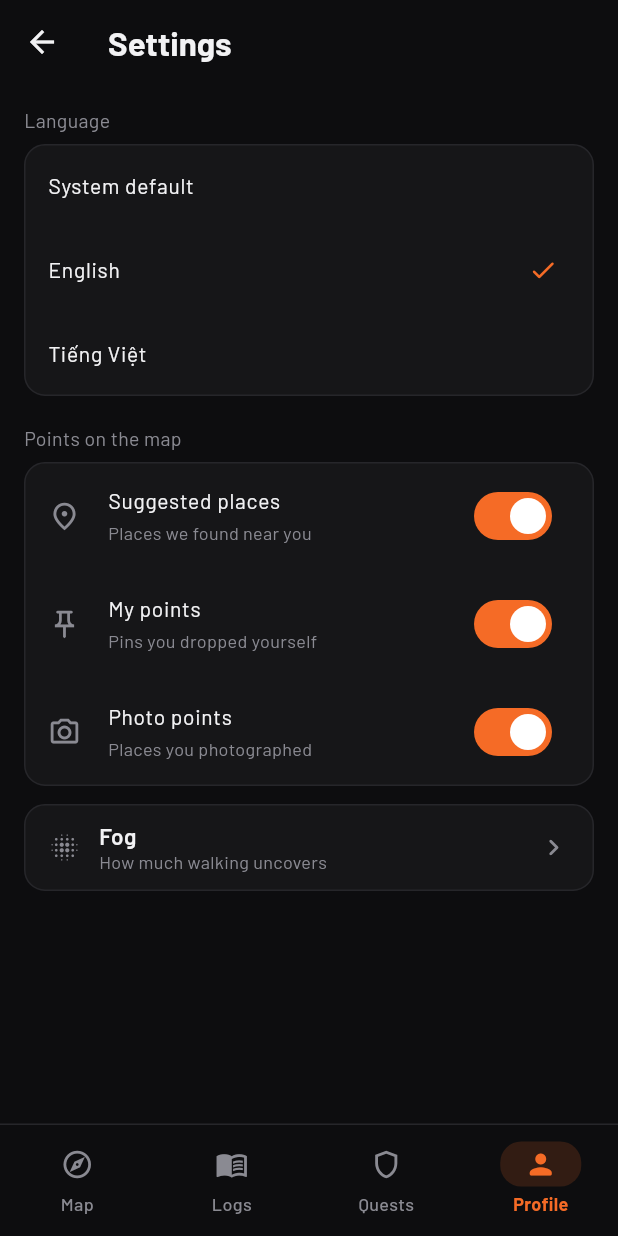
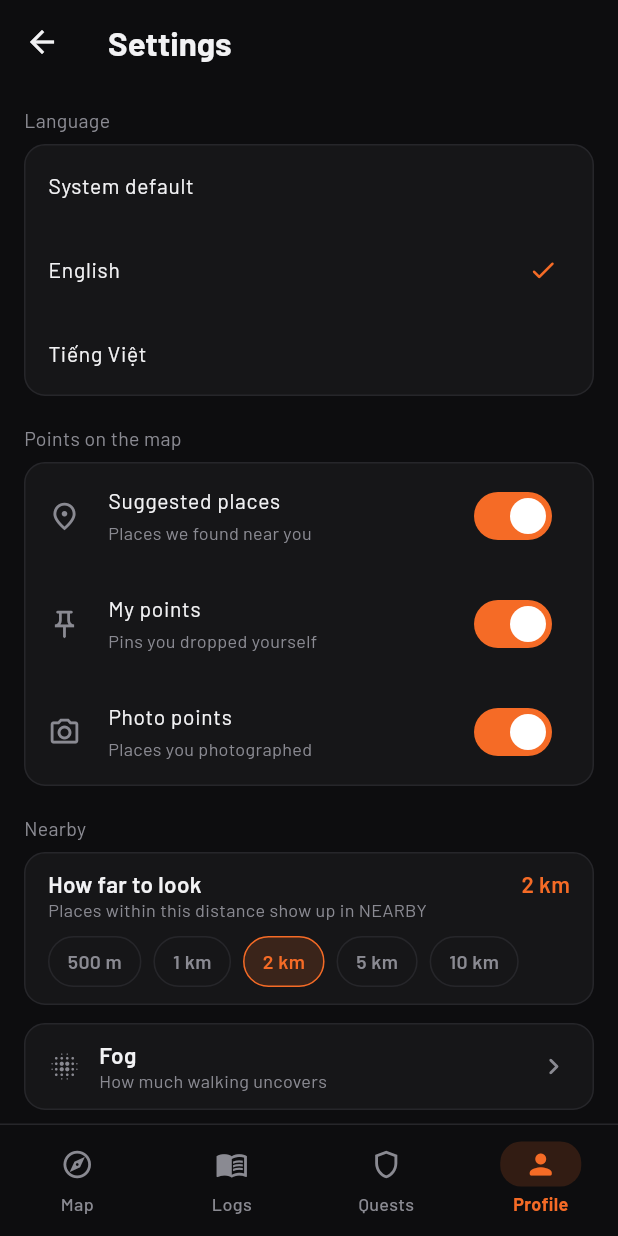
Before and after one commit to AnhGeek/NoPlace, a Flutter app: the SettingsScreen screen opened by its route, after a tap on "English", on a phone screen of 412 x 824 dp. Run offline on Flutter 3.47's test engine with Material 3 defaults, Android fonts, the phone set to English and light mode, and no system bars; our stand-ins replace equatable, flutter_map, flutter_riverpod, geolocator, go_router, latlong2 and 1 more; missing offline and left inert: vector_map_tiles, vector_tile_renderer; accounts and stored records are empty; statements that could not run were skipped.

Commit message:
Add the NEARBY list and its search radius setting
The map showed places but gave no way to read them as a list, so a player
had to hunt the canvas to find what was walkable from where they stood.

NEARBY collects the places within a configurable radius, closest first, and
marks the ones already checked in. The radius is a preference rather than a
constant because "walking distance" is not the same number in a dense
district as it is on the edge of the city.

Co-Authored-By: Claude Opus 5 <noreply@anthropic.com>

```diff
--- a/app/lib/data/fake/fake_repositories.dart
+++ b/app/lib/data/fake/fake_repositories.dart
@@ -6,6 +6,7 @@ import '../../domain/entities/place.dart';
 import '../../domain/entities/player.dart';
 import '../../domain/entities/quest.dart';
 import '../../domain/repositories/repositories.dart';
+import '../../domain/rules/exploration_rules.dart';
 import 'fake_world_store.dart';
 
 /// Repository implementations backed by [FakeWorldStore].
@@ -37,8 +38,9 @@ class FakeWorldRepository implements WorldRepository {
   /// the nearby list at wherever the app started. Places are static in the fake
   /// world; the position is the thing that moves.
   @override
-  Stream<List<Place>> watchNearbyPlaces({double radiusMeters = 500}) =>
-      _store.position.map((_) => _store.nearbyPlaces(radiusMeters));
+  Stream<List<Place>> watchNearbyPlaces({
+    double radiusMeters = ExplorationRules.defaultNearbyRadiusMeters,
+  }) => _store.position.map((_) => _store.nearbyPlaces(radiusMeters));
 }
 
 class FakePlayerRepository implements PlayerRepository {
--- a/app/lib/domain/rules/exploration_rules.dart
+++ b/app/lib/domain/rules/exploration_rules.dart
@@ -13,8 +13,17 @@ abstract final class ExplorationRules {
   /// optimistic one.
   static const double checkInRadiusMeters = 200;
 
-  /// How far around the player we look for things worth showing.
-  static const double nearbyRadiusMeters = 500;
+  /// How far around the player we look for things worth showing, by default.
+  ///
+  /// Two kilometres is a walk, not a glance: it is far enough that the NEARBY
+  /// list has somewhere to send you on a quiet street, and close enough that
+  /// everything on it is reachable on foot. Players who want a tighter or
+  /// wider list change it in settings — see [nearbyRadiusSteps].
+  static const double defaultNearbyRadiusMeters = 2000;
+
+  /// The radii worth offering. Coarse on purpose: the difference between 2 km
+  /// and 2.2 km is not a decision anybody makes.
+  static const List<double> nearbyRadiusSteps = [500, 1000, 2000, 5000, 10000];
 
   /// First visits pay double.
   static const int firstVisitMultiplier = 2;
--- a/app/lib/features/map/presentation/widgets/map_canvas.dart
+++ b/app/lib/features/map/presentation/widgets/map_canvas.dart
@@ -117,8 +117,8 @@ class MapCanvas extends StatelessWidget {
         // that reads as a bug because it is one.
         //
         // The ceiling is deliberately *above* the pack's maximum: the renderer
-        // scales the deepest tile it has, which is how NEARBY works at 17.2 on
-        // a pack that stops at 15. Nothing is missing up there, only softer.
+        // scales the deepest tile it has, so pinching in past 15 on a pack that
+        // stops there still draws. Nothing is missing up there, only softer.
         minZoom: basemap?.info.minZoom.toDouble() ?? _fallbackMinZoom,
         maxZoom: _maxZoom,
 
--- a/app/lib/features/settings/presentation/settings_screen.dart
+++ b/app/lib/features/settings/presentation/settings_screen.dart
@@ -6,6 +6,8 @@ import 'package:flutter_riverpod/flutter_riverpod.dart';
 import 'package:go_router/go_router.dart';
 
 import '../../../app/router/routes.dart';
+import '../../../app/shell/home_shell.dart';
+import '../../../core/formatting/unit_formatter.dart';
 import '../../../core/settings/locale_controller.dart';
 import '../../../data/repository_providers.dart';
 import '../../../design_system/components/components.dart';
@@ -13,6 +15,7 @@ import '../../../design_system/theme/np_typography.dart';
 import '../../../design_system/tokens/design_tokens.g.dart';
 import '../../../domain/entities/map_layer_visibility.dart';
 import '../../../domain/entities/map_point.dart';
+import '../../../domain/rules/exploration_rules.dart';
 import '../../../l10n/l10n.dart';
 
 /// Settings. Short on purpose — the only thing worth choosing today is the
@@ -27,11 +30,21 @@ class SettingsScreen extends ConsumerWidget {
     final visibility =
         ref.watch(mapLayerVisibilityProvider).value ??
         const MapLayerVisibility();
+    final radius =
+        ref.watch(nearbyRadiusProvider).value ??
+        ExplorationRules.defaultNearbyRadiusMeters;
 
     return Scaffold(
       appBar: AppBar(title: Text(l10n.settingsTitle)),
       body: ListView(
-        padding: const EdgeInsets.all(NpSpace.lg),
+        // Settings lives inside the shell, whose body extends behind the
+        // navigation bar — without the inset the last card is half under it.
+        padding: EdgeInsets.fromLTRB(
+          NpSpace.lg,
+          NpSpace.lg,
+          NpSpace.lg,
+          HomeShell.bottomInsetFor(context),
+        ),
         children: [
           Text(
             l10n.settingsLanguage,
@@ -96,6 +109,56 @@ class SettingsScreen extends ConsumerWidget {
               ],
             ),
           ),
+          const SizedBox(height: NpSpace.xl),
+          Text(
+            l10n.settingsNearby,
+            style: NpTypography.footnote.copyWith(color: NpColors.contentMuted),
+          ),
+          const SizedBox(height: NpSpace.xs),
+          NpCard(
+            child: Column(
+              crossAxisAlignment: CrossAxisAlignment.start,
+              children: [
+                Row(
+                  children: [
+                    Expanded(
+                      child: Text(
+                        l10n.settingsNearbyRadius,
+                        style: NpTypography.label,
+                      ),
+                    ),
+                    Text(
+                      _radiusLabel(l10n, radius),
+                      style: NpTypography.label.copyWith(
+                        color: NpColors.accentDefault,
+                      ),
+                    ),
+                  ],
+                ),
+                Text(
+                  l10n.settingsNearbyRadiusDetail,
+                  style: NpTypography.caption,
+                ),
+                const SizedBox(height: NpSpace.sm),
+
+                // Chips rather than a slider: these are five choices, not a
+                // continuum, and "2 km" is a decision a player can make from
+                // the label alone.
+                Wrap(
+                  spacing: NpSpace.xs,
+                  runSpacing: NpSpace.xs,
+                  children: [
+                    for (final step in ExplorationRules.nearbyRadiusSteps)
+                      NpChip(
+                        label: _radiusLabel(l10n, step),
+                        selected: radius == step,
+                        onTap: () => _setNearbyRadius(ref, step),
+                      ),
+                  ],
+                ),
+              ],
+            ),
+          ),
           const SizedBox(height: NpSpace.md),
           NpCard(
             onTap: () => context.pushNamed(AppRoute.fogSettingsName),
@@ -151,6 +214,20 @@ class SettingsScreen extends ConsumerWidget {
           ],
         ],
       ),
+    );
+  }
+
+  /// "500 m", "2 km" — never "2.0 km", which reads like a measurement rather
+  /// than a choice.
+  String _radiusLabel(AppL10n l10n, double meters) {
+    final format = UnitFormatter.of(l10n);
+    if (meters < 1000) return format.distance(meters);
+    return l10n.commonDistanceKilometers(format.kilometersCompact(meters));
+  }
+
+  void _setNearbyRadius(WidgetRef ref, double meters) {
+    unawaited(
+      ref.read(preferencesRepositoryProvider).setNearbyRadiusMeters(meters),
     );
   }
 
--- a/app/lib/l10n/arb/app_en.arb
+++ b/app/lib/l10n/arb/app_en.arb
@@ -101,6 +101,13 @@
       "distance": { "type": "String", "example": "40 m" },
       "visited": { "type": "String", "example": "never" },
       "xp": { "type": "int", "example": "50" }
+    }
+  },
+  "mapNearbyVisitedName": "{place} · checked in",
+  "@mapNearbyVisitedName": {
+    "description": "Name of a place in the nearby list the player has already checked in to.",
+    "placeholders": {
+      "place": { "type": "String", "example": "Chợ Bến Thành" }
     }
   },
   "mapNearbyWrongPlace": "Wrong place? Tap to change ›",
@@ -411,6 +418,19 @@
     "description": "Supporting line for photo points."
   },
 
+  "settingsNearby": "Nearby",
+  "@settingsNearby": {
+    "description": "Settings section grouping the options for the NEARBY list."
+  },
+  "settingsNearbyRadius": "How far to look",
+  "@settingsNearbyRadius": {
+    "description": "Setting for the radius the nearby list collects places within."
+  },
+  "settingsNearbyRadiusDetail": "Places within this distance show up in NEARBY",
+  "@settingsNearbyRadiusDetail": {
+    "description": "Explains what the nearby radius setting changes."
+  },
+
   "settingsFogTitle": "Fog",
   "@settingsFogTitle": {
     "description": "Title of the screen for tuning how the fog of war behaves."
--- a/app/lib/l10n/arb/app_vi.arb
+++ b/app/lib/l10n/arb/app_vi.arb
@@ -23,6 +23,7 @@
   "mapYouAreHere": "Bạn đang ở · {place}",
   "mapNearbyTitle": "Bạn đang ở gần {place}",
   "mapNearbyMeta": "Cách {distance} · {visited, select, never{chưa từng ghé} other{đã từng ghé}} · +{xp} XP",
+  "mapNearbyVisitedName": "{place} · đã ghé",
   "mapNearbyWrongPlace": "Không đúng chỗ? Chạm để đổi ›",
   "mapCheckIn": "Điểm danh",
 
@@ -88,6 +89,10 @@
   "settingsHidePicturePoints": "Điểm có ảnh",
   "settingsHidePicturePointsDetail": "Những nơi bạn đã chụp ảnh",
 
+  "settingsNearby": "Gần đây",
+  "settingsNearbyRadius": "Tìm trong bán kính",
+  "settingsNearbyRadiusDetail": "Những nơi trong khoảng này sẽ hiện ở GẦN ĐÂY",
+
   "settingsFogTitle": "Sương mù",
   "settingsFogSubtitle": "Đi bộ mở ra được bao nhiêu",
   "settingsFogClearingRadius": "Vùng mở ra",
```
Also changed, not shown: app/lib/data/local/sqlite_preferences_repository.dart (+21 -0 lines), app/lib/data/repository_providers.dart (+30 -1 lines), app/lib/domain/repositories/repositories.dart (+7 -0 lines), app/lib/features/map/presentation/map_controller.dart (+14 -12 lines), app/lib/features/map/presentation/map_screen.dart (+38 -8 lines), app/lib/features/map/presentation/widgets/nearby_list.dart (added, +155 -0 lines), app/lib/features/settings/presentation/fog_settings_screen.dart (+9 -1 lines), app/lib/l10n/generated/app_localizations.dart, app/lib/l10n/generated/app_localizations_en.dart, app/lib/l10n/generated/app_localizations_vi.dart, 3 other files.
